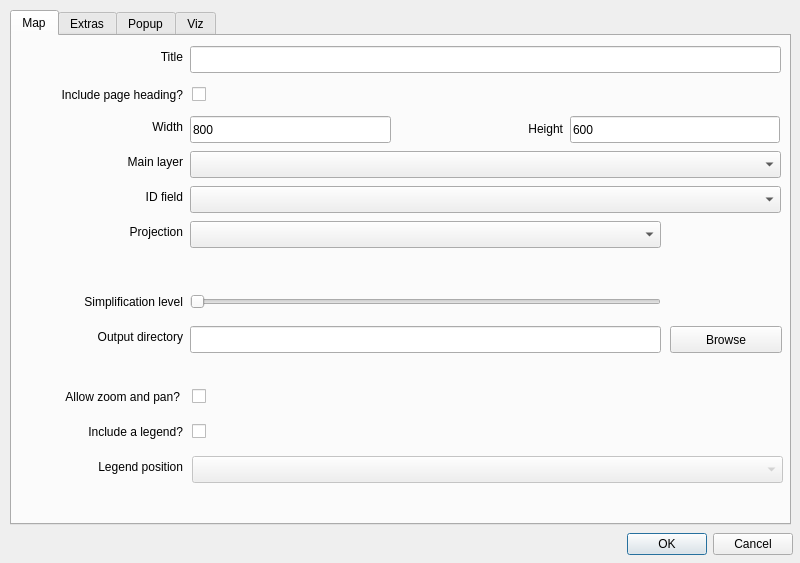
sbenten/d3MapRenderer, file d3_Map_dialog_base.ui: the form before one commit.
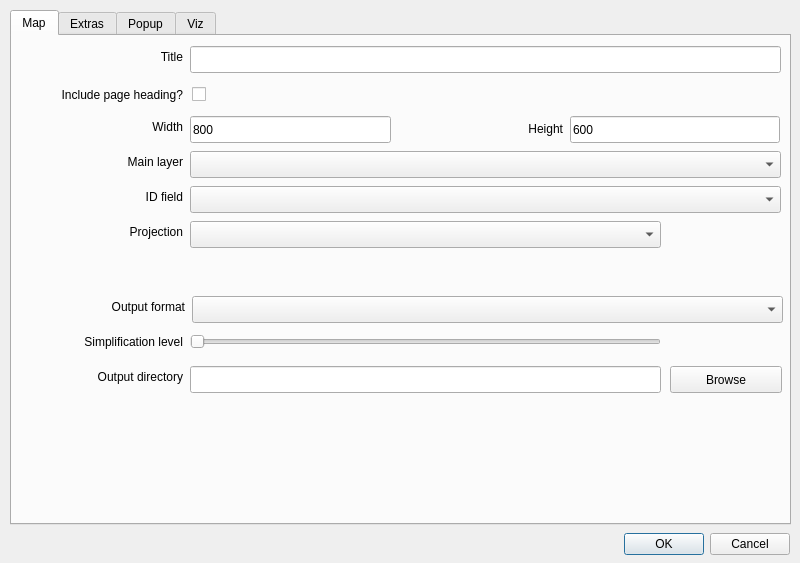
The form after the commit. The open tabs and pages were chosen to show the change. Icons and pictures are not drawn.

```diff
--- a/d3_Map_dialog_base.ui
+++ b/d3_Map_dialog_base.ui
@@ -39,59 +39,11 @@
     <attribute name="toolTip">
      <string>Map settings</string>
     </attribute>
-    <widget class="QCheckBox" name="legendCheckBox">
-     <property name="geometry">
-      <rect>
-       <x>180</x>
-       <y>385</y>
-       <width>20</width>
-       <height>20</height>
-      </rect>
-     </property>
-     <property name="toolTip">
-      <string>Display a legend based on the categorised or graduated symbols selected for the main layer?</string>
-     </property>
-     <property name="text">
-      <string/>
-     </property>
-    </widget>
-    <widget class="QComboBox" name="legendPositionComboBox">
-     <property name="enabled">
-      <bool>false</bool>
-     </property>
-     <property name="geometry">
-      <rect>
-       <x>180</x>
-       <y>420</y>
-       <width>591</width>
-       <height>27</height>
-      </rect>
-     </property>
-     <property name="toolTip">
-      <string>Display the legend in one of the four corners of the map, or position it yourself later.</string>
-     </property>
-    </widget>
-    <widget class="QLabel" name="legendPositionLabel">
-     <property name="geometry">
-      <rect>
-       <x>10</x>
-       <y>420</y>
-       <width>161</width>
-       <height>21</height>
-      </rect>
-     </property>
-     <property name="text">
-      <string>Legend position</string>
-     </property>
-     <property name="alignment">
-      <set>Qt::AlignRight|Qt::AlignTrailing|Qt::AlignVCenter</set>
-     </property>
-    </widget>
     <widget class="QLineEdit" name="outputEdit">
      <property name="geometry">
       <rect>
        <x>178</x>
-       <y>290</y>
+       <y>330</y>
        <width>471</width>
        <height>27</height>
       </rect>
@@ -107,7 +59,7 @@
      <property name="geometry">
       <rect>
        <x>658</x>
-       <y>290</y>
+       <y>330</y>
        <width>112</width>
        <height>27</height>
       </rect>
@@ -171,7 +123,7 @@
      <property name="geometry">
       <rect>
        <x>10</x>
-       <y>255</y>
+       <y>295</y>
        <width>161</width>
        <height>21</height>
       </rect>
@@ -183,27 +135,11 @@
       <set>Qt::AlignRight|Qt::AlignTrailing|Qt::AlignVCenter</set>
      </property>
     </widget>
-    <widget class="QLabel" name="panZoomLabel">
-     <property name="geometry">
-      <rect>
-       <x>10</x>
-       <y>350</y>
-       <width>158</width>
-       <height>21</height>
-      </rect>
-     </property>
-     <property name="text">
-      <string>Allow zoom and pan?</string>
-     </property>
-     <property name="alignment">
-      <set>Qt::AlignRight|Qt::AlignTrailing|Qt::AlignVCenter</set>
-     </property>
-    </widget>
     <widget class="QLabel" name="outputLabel">
      <property name="geometry">
       <rect>
        <x>10</x>
-       <y>290</y>
+       <y>330</y>
        <width>161</width>
        <height>21</height>
       </rect>
@@ -215,38 +151,6 @@
       <set>Qt::AlignRight|Qt::AlignTrailing|Qt::AlignVCenter</set>
      </property>
     </widget>
-    <widget class="QCheckBox" name="panZoomCheckBox">
-     <property name="geometry">
-      <rect>
-       <x>180</x>
-       <y>350</y>
-       <width>20</width>
-       <height>20</height>
-      </rect>
-     </property>
-     <property name="toolTip">
-      <string>Allow the user to zoom and pan around the d3 map?</string>
-     </property>
-     <property name="text">
-      <string/>
-     </property>
-    </widget>
-    <widget class="QLabel" name="legendLabel">
-     <property name="geometry">
-      <rect>
-       <x>10</x>
-       <y>385</y>
-       <width>161</width>
-       <height>21</height>
-      </rect>
-     </property>
-     <property name="text">
-      <string>Include a legend?</string>
-     </property>
-     <property name="alignment">
-      <set>Qt::AlignRight|Qt::AlignTrailing|Qt::AlignVCenter</set>
-     </property>
-    </widget>
     <widget class="QLabel" name="mainLayerLabel">
      <property name="geometry">
       <rect>
@@ -395,7 +299,7 @@
      <property name="geometry">
       <rect>
        <x>178</x>
-       <y>255</y>
+       <y>295</y>
        <width>471</width>
        <height>22</height>
       </rect>
@@ -413,8 +317,8 @@
     <widget class="QLabel" name="chosenSimpLabel">
      <property name="geometry">
       <rect>
-       <x>658</x>
-       <y>255</y>
+       <x>660</x>
+       <y>290</y>
        <width>112</width>
        <height>27</height>
       </rect>
@@ -474,6 +378,38 @@
       <string/>
      </property>
     </widget>
+    <widget class="QLabel" name="formatLabel">
+     <property name="geometry">
+      <rect>
+       <x>12</x>
+       <y>260</y>
+       <width>161</width>
+       <height>21</height>
+      </rect>
+     </property>
+     <property name="toolTip">
+      <string>The output format: GeoJson or TopoJson</string>
+     </property>
+     <property name="text">
+      <string>Output format</string>
+     </property>
+     <property name="alignment">
+      <set>Qt::AlignRight|Qt::AlignTrailing|Qt::AlignVCenter</set>
+     </property>
+    </widget>
+    <widget class="QComboBox" name="formatComboBox">
+     <property name="geometry">
+      <rect>
+       <x>180</x>
+       <y>260</y>
+       <width>591</width>
+       <height>27</height>
+      </rect>
+     </property>
+     <property name="toolTip">
+      <string>The output format: GeoJson or TopoJson</string>
+     </property>
+    </widget>
    </widget>
    <widget class="QWidget" name="extras">
     <attribute name="title">
@@ -551,6 +487,102 @@
       </item>
      </layout>
     </widget>
+    <widget class="QLabel" name="legendLabel">
+     <property name="geometry">
+      <rect>
+       <x>10</x>
+       <y>285</y>
+       <width>203</width>
+       <height>21</height>
+      </rect>
+     </property>
+     <property name="text">
+      <string>Include a legend?</string>
+     </property>
+     <property name="alignment">
+      <set>Qt::AlignRight|Qt::AlignTrailing|Qt::AlignVCenter</set>
+     </property>
+    </widget>
+    <widget class="QCheckBox" name="legendCheckBox">
+     <property name="geometry">
+      <rect>
+       <x>226</x>
+       <y>285</y>
+       <width>20</width>
+       <height>20</height>
+      </rect>
+     </property>
+     <property name="toolTip">
+      <string>Display a legend based on the categorised or graduated symbols selected for the main layer?</string>
+     </property>
+     <property name="text">
+      <string/>
+     </property>
+    </widget>
+    <widget class="QLabel" name="panZoomLabel">
+     <property name="geometry">
+      <rect>
+       <x>10</x>
+       <y>250</y>
+       <width>206</width>
+       <height>21</height>
+      </rect>
+     </property>
+     <property name="text">
+      <string>Allow zoom and pan?</string>
+     </property>
+     <property name="alignment">
+      <set>Qt::AlignRight|Qt::AlignTrailing|Qt::AlignVCenter</set>
+     </property>
+    </widget>
+    <widget class="QComboBox" name="legendPositionComboBox">
+     <property name="enabled">
+      <bool>false</bool>
+     </property>
+     <property name="geometry">
+      <rect>
+       <x>226</x>
+       <y>320</y>
+       <width>545</width>
+       <height>27</height>
+      </rect>
+     </property>
+     <property name="toolTip">
+      <string>Display the legend in one of the four corners of the map, or position it yourself later.</string>
+     </property>
+    </widget>
+    <widget class="QLabel" name="legendPositionLabel">
+     <property name="geometry">
+      <rect>
+       <x>10</x>
+       <y>320</y>
+       <width>206</width>
+       <height>21</height>
+      </rect>
+     </property>
+     <property name="text">
+      <string>Legend position</string>
+     </property>
+     <property name="alignment">
+      <set>Qt::AlignRight|Qt::AlignTrailing|Qt::AlignVCenter</set>
+     </property>
+    </widget>
+    <widget class="QCheckBox" name="panZoomCheckBox">
+     <property name="geometry">
+      <rect>
+       <x>226</x>
+       <y>250</y>
+       <width>20</width>
+       <height>20</height>
+      </rect>
+     </property>
+     <property name="toolTip">
+      <string>Allow the user to zoom and pan around the d3 map?</string>
+     </property>
+     <property name="text">
+      <string/>
+     </property>
+    </widget>
    </widget>
    <widget class="QWidget" name="popup">
     <attribute name="title">
@@ -958,7 +990,7 @@
   <widget class="QDialogButtonBox" name="buttonBox">
    <property name="geometry">
     <rect>
-     <x>560</x>
+     <x>557</x>
      <y>527</y>
      <width>233</width>
      <height>34</height>
```
Left out of the diff: 11 changed lines with no effect on the pictures.
